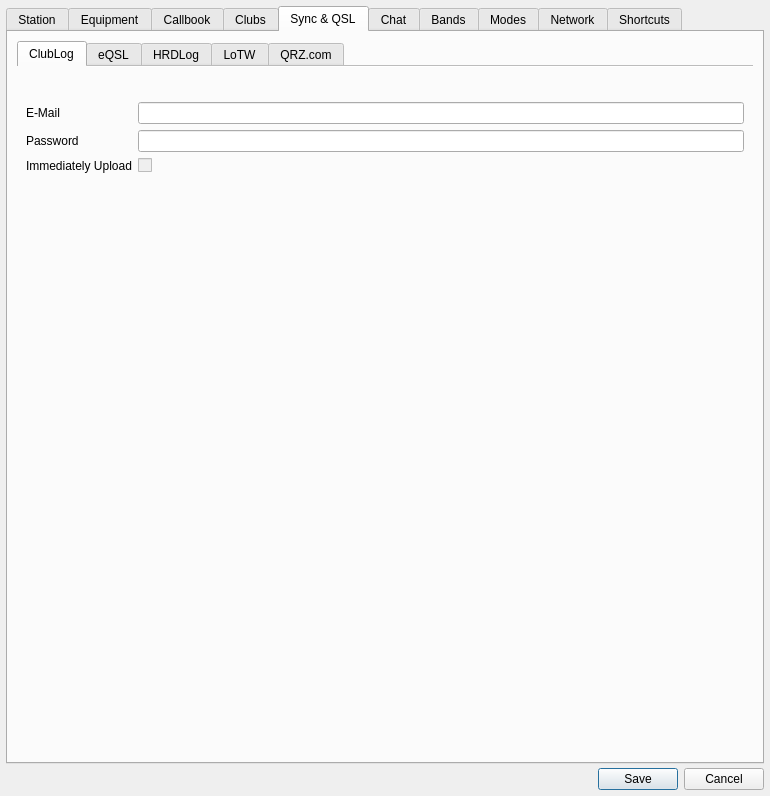
Old version of the form ui/SettingsDialog.ui in the repository jg3hlx/QLog.
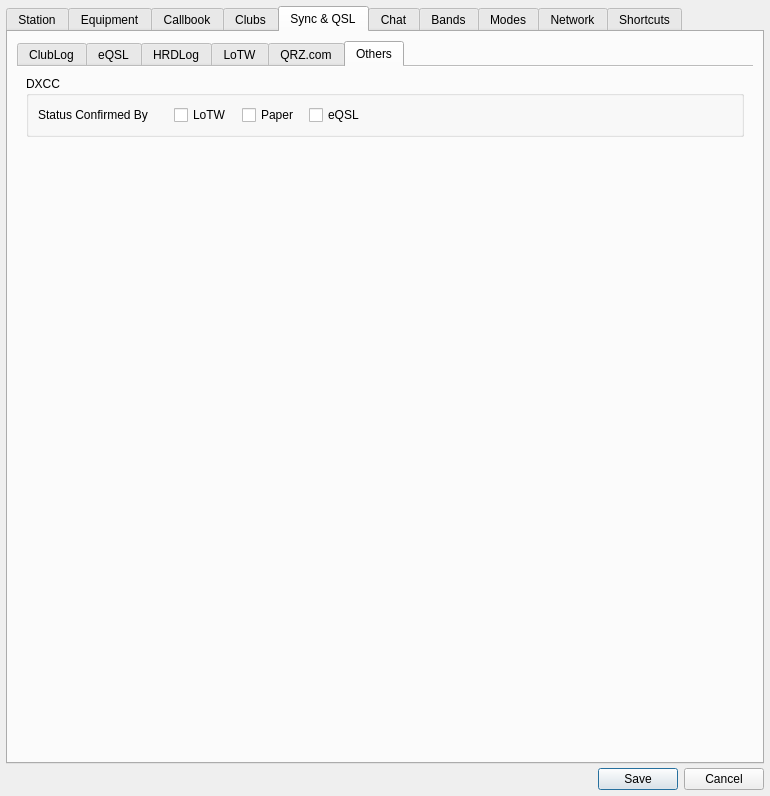
New version of the form. The open tabs and pages were chosen to show the change. Icons and pictures are not drawn. Custom widgets are drawn as their Qt base class.

Commit message: Fixed #508 - DxccStatus: select based on LoTW, Paper eQSL

```diff
--- a/ui/SettingsDialog.ui
+++ b/ui/SettingsDialog.ui
@@ -3662,6 +3662,92 @@
            </item>
           </layout>
          </widget>
+         <widget class="QWidget" name="othersTab">
+          <attribute name="title">
+           <string>Others</string>
+          </attribute>
+          <layout class="QVBoxLayout" name="verticalLayout_15">
+           <item>
+            <widget class="QGroupBox" name="groupBox_4">
+             <property name="sizePolicy">
+              <sizepolicy hsizetype="Preferred" vsizetype="Maximum">
+               <horstretch>0</horstretch>
+               <verstretch>0</verstretch>
+              </sizepolicy>
+             </property>
+             <property name="title">
+              <string>DXCC</string>
+             </property>
+             <layout class="QFormLayout" name="formLayout_6">
+              <item row="0" column="0">
+               <widget class="QLabel" name="dxccConfirmedByLabel">
+                <property name="text">
+                 <string>Status Confirmed By</string>
+                </property>
+               </widget>
+              </item>
+              <item row="0" column="1">
+               <layout class="QHBoxLayout" name="horizontalLayout_33">
+                <property name="spacing">
+                 <number>10</number>
+                </property>
+                <property name="leftMargin">
+                 <number>20</number>
+                </property>
+                <item>
+                 <widget class="QCheckBox" name="dxccConfirmedByLotwCheckBox">
+                  <property name="text">
+                   <string>LoTW</string>
+                  </property>
+                 </widget>
+                </item>
+                <item>
+                 <widget class="QCheckBox" name="dxccConfirmedByPaperCheckBox">
+                  <property name="text">
+                   <string>Paper</string>
+                  </property>
+                 </widget>
+                </item>
+                <item>
+                 <widget class="QCheckBox" name="dxccConfirmedByEqslCheckBox">
+                  <property name="text">
+                   <string>eQSL</string>
+                  </property>
+                 </widget>
+                </item>
+                <item>
+                 <spacer name="horizontalSpacer_2">
+                  <property name="orientation">
+                   <enum>Qt::Horizontal</enum>
+                  </property>
+                  <property name="sizeHint" stdset="0">
+                   <size>
+                    <width>40</width>
+                    <height>20</height>
+                   </size>
+                  </property>
+                 </spacer>
+                </item>
+               </layout>
+              </item>
+             </layout>
+            </widget>
+           </item>
+           <item>
+            <spacer name="verticalSpacer_8">
+             <property name="orientation">
+              <enum>Qt::Vertical</enum>
+             </property>
+             <property name="sizeHint" stdset="0">
+              <size>
+               <width>20</width>
+               <height>40</height>
+              </size>
+             </property>
+            </spacer>
+           </item>
+          </layout>
+         </widget>
         </widget>
        </item>
       </layout>
```
The commit also changes 18 other files.
